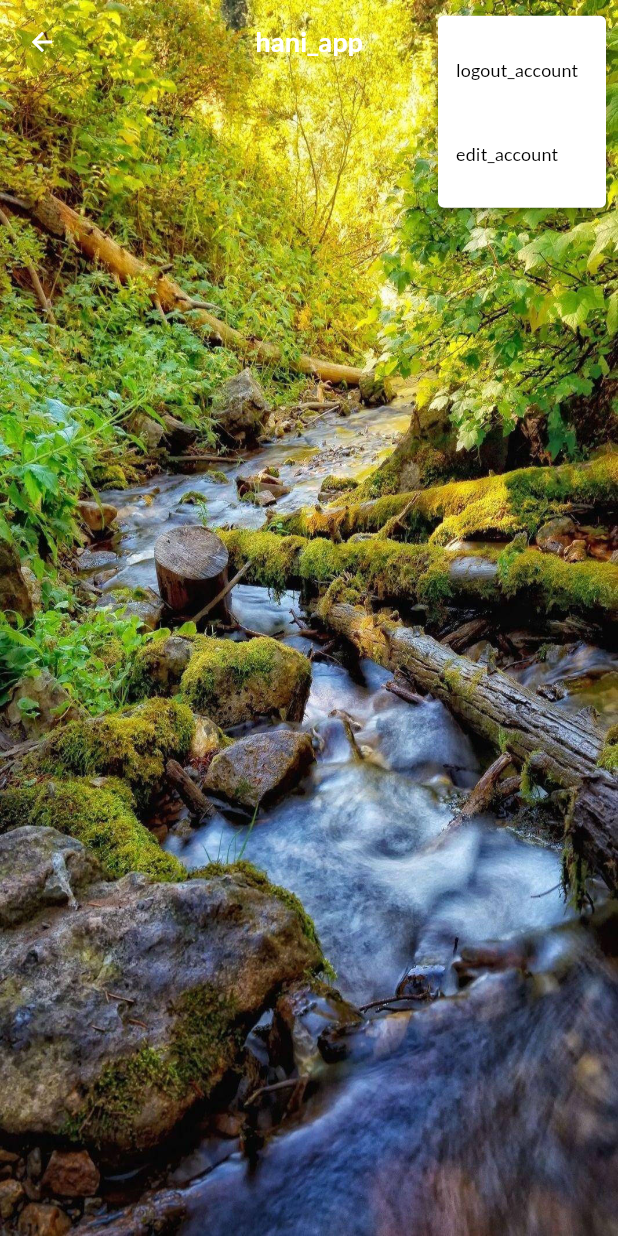
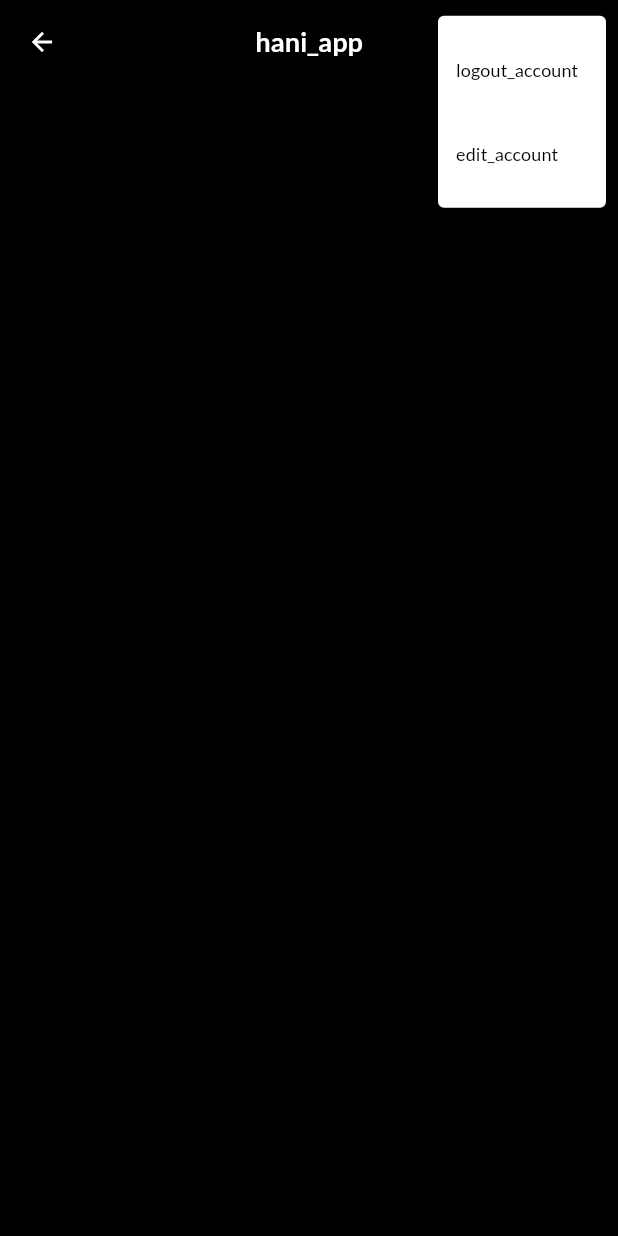
Before and after one commit to hanikanakri/my_video_call_agora, a Flutter app: the GeneralHomeScaffold screen opened directly, after a tap on the "more vert" icon, on a phone screen of 412 x 824 dp. Run offline on Flutter 3.47's test engine with Material 3 defaults, Android fonts, the phone set to English and light mode, and no system bars; drawn by our look-alikes of flutter_platform_widgets; our stand-ins replace awesome_dialog, awesome_notifications, bloc, cached_network_image, dio, dotted_border and 30 more; missing offline and left inert: agora_rtc_engine, agora_uikit, devicelocale, flutter_fcm, google_maps_webservice, regexpattern and 1 more; accounts and stored records are empty; statements that could not run were skipped.

Commit message:
fix some bugs

```diff
--- a/lib/core/constants/app_settings.dart
+++ b/lib/core/constants/app_settings.dart
@@ -8,7 +8,4 @@ class AppSettings {
   static bool isDebug = false;
   static get  arabicFont => 'arabic_font';
   static  get  englishFont => 'english_font';
-
-
-
 }
--- a/lib/features/home/presentation/widgets/general_home_scaffold.dart
+++ b/lib/features/home/presentation/widgets/general_home_scaffold.dart
@@ -1,4 +1,4 @@
-// ignore_for_file: must_be_immutable
+
 
 import 'package:easy_localization/easy_localization.dart';
 import 'package:flutter/material.dart';
@@ -11,15 +11,18 @@ import '../../../../core/constants/app_theme.dart';
 import '../../../auth/presentation/widgets/general_background_image.dart';
 
 class GeneralHomeScaffold extends StatelessWidget {
-  GeneralHomeScaffold({super.key, this.body,});
+  const GeneralHomeScaffold({super.key, this.body,this.floatingActionButton,});
 
-  Widget? body;
+  final Widget? body;
+  final Widget? floatingActionButton;
 
   @override
   Widget build(BuildContext context) {
     return Scaffold(
+
       extendBodyBehindAppBar: true,
-      backgroundColor: AppColors.transparent,
+      resizeToAvoidBottomInset: false,
+      backgroundColor: AppColors.black,
       appBar: AppBar(
         backgroundColor: AppColors.transparent,
         title:  Text("hani_app".tr(),style: AppTheme.headline.copyWith(color: AppColors.white,fontSize: 18),),
@@ -33,10 +36,11 @@ class GeneralHomeScaffold extends StatelessWidget {
       ),
       body:Stack(
         children: [
-          GeneralBackgroundImage(),
+          //GeneralBackgroundImage(),
           body ?? const SizedBox(),
         ],
       ),
+      floatingActionButton: floatingActionButton ,
     );
   }
 }
```
Also changed, not shown: lib/features/spalsh/presentation/page/splash_page.dart (+11 -7 lines), lib/main.dart (+0 -87 lines).
